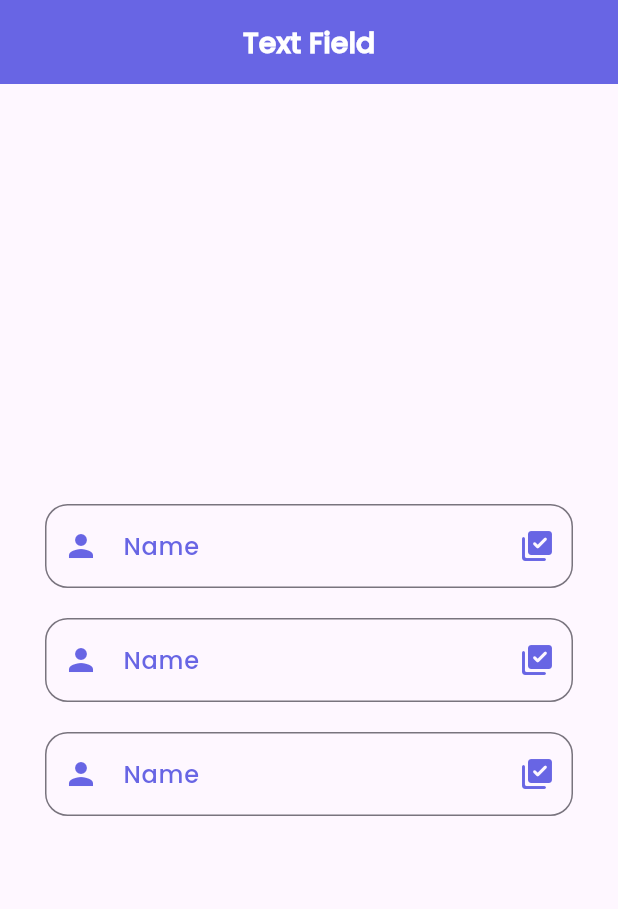
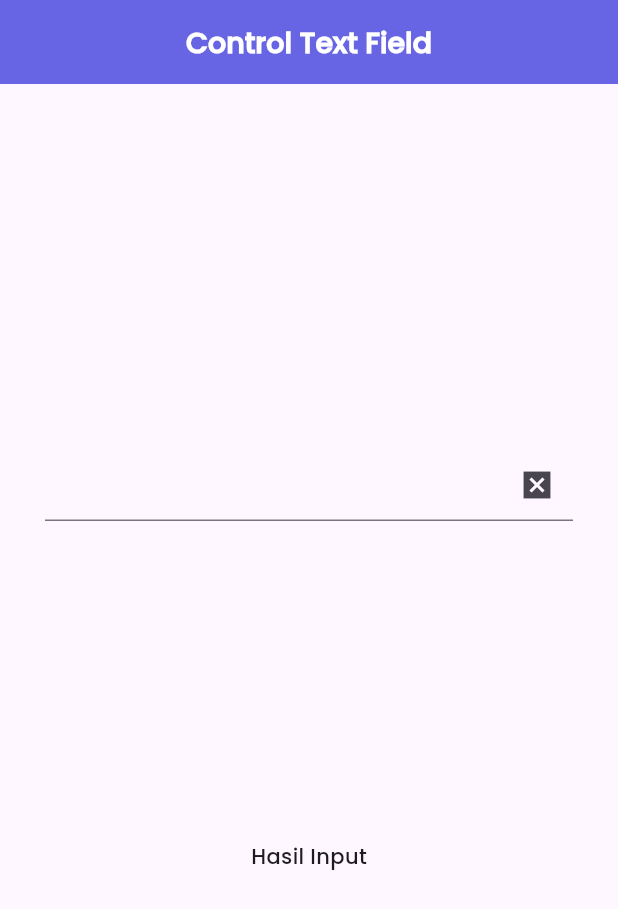
Before and after one commit to achmadsyahrian/belajar-flutter, a Flutter app: the screen it shows after launch, on a phone screen of 412 x 824 dp. Shown: the top 909 px of the screen. Run offline on Flutter 3.47's test engine with Material 3 defaults, Android fonts, the phone set to English and light mode, and no system bars; our stand-ins replace faker; missing offline and left inert: dart:html.

Commit message:
Control Text Field

```diff
--- a/lib/main.dart
+++ b/lib/main.dart
@@ -5,26 +5,56 @@ void main() {
   runApp(MyApp());
 }
 
-class MyApp extends StatelessWidget {
+class MyApp extends StatefulWidget {
+  @override
+  State<MyApp> createState() => _MyAppState();
+}
+
+class _MyAppState extends State<MyApp> {
+  final TextEditingController myController = TextEditingController();
+
+  String hasil = "Hasil Input";
 
   @override
   Widget build(BuildContext context) {
     return MaterialApp(
       debugShowCheckedModeBanner: false,
-      theme: ThemeData(fontFamily: "Poppins"),
+      theme: ThemeData(fontFamily: 'Poppins'),
       home: Scaffold(
-        appBar: appBar("Text Field"),
+        appBar: appBar("Control Text Field"),
         body: Center(
           child: Padding(
             padding: const EdgeInsets.all(30),
             child: Column(
-              mainAxisAlignment: MainAxisAlignment.center,
+              mainAxisAlignment: MainAxisAlignment.spaceEvenly,
               children: [
-                inputField(),
-                SizedBox(height: 20,),
-                inputField(),
-                SizedBox(height: 20,),
-                inputField(),
+                TextField(
+                  decoration: InputDecoration(
+                    suffixIcon: IconButton(
+                      onPressed: () {
+                        setState(() {
+                          myController.text = "";
+                          hasil = "";
+                        });
+                      } ,
+                      icon: Icon(Icons.disabled_by_default),
+                    )
+                  ),
+                  controller: myController,
+                  onChanged: (value) {
+                    setState(() {
+                      hasil = value;
+                    });
+                  } ,
+                  // onSubmitted: (value) {
+
+                  // },
+                  // onEditingComplete: () {
+                  //   print("Edit Success");
+                  //   print(myController.text);
+                  // },
+                ),
+                Text(hasil),
               ],
             ),
           ),
@@ -32,67 +62,4 @@ class MyApp extends StatelessWidget {
       ),
     );
   }
-
-  TextField inputField() {
-    return TextField(
-      // // Fitur
-      // autocorrect: true,
-      // autofocus: true,
-      // maxLength: 20,
-      // enableSuggestions: true,
-      // // enableInteractiveSelection: false,
-      // enabled: true,
-      // // obscureText: true, //password
-      // // obscuringCharacter: "*", //custom password
-      // keyboardType: TextInputType.number,
-      // cursorColor: Colors.black,
-      // textAlign: TextAlign.right,
-      // // readOnly: true,
-      showCursor: true,
-      // cursorWidth: 10,
-      // cursorRadius: Radius.circular(10),
-      textAlignVertical: TextAlignVertical.center,
-      textCapitalization: TextCapitalization.words,
-      style: TextStyle(
-        color: Color.fromARGB(221, 81, 79, 224),
-      ),
-      decoration: InputDecoration(
-        prefixIcon: Padding(
-          padding: const EdgeInsets.all(12),
-          child: Icon(Icons.person),
-        ),
-        suffixIcon: Padding(
-          padding: const EdgeInsets.all(12),
-          child: Icon(Icons.library_add_check_rounded),
-        ),
-        prefixIconColor: Color.fromARGB(221, 81, 79, 224),
-        suffixIconColor: Color.fromARGB(221, 81, 79, 224),
-        border: OutlineInputBorder(
-          borderRadius: BorderRadius.circular(15),
-          borderSide: BorderSide(
-            color: Colors.red
-          )
-        ),
-        focusedBorder: OutlineInputBorder(
-          borderRadius: BorderRadius.circular(15),
-          borderSide: BorderSide(
-            color: Color.fromARGB(221, 81, 79, 224),
-            width: 2
-          )
-        ),
-        hintText: "Achmad Syahrian", //place holder
-        hintStyle: TextStyle(
-          fontSize: 14,
-          color: Color.fromARGB(190, 172, 172, 172)
-        ),
-        labelText: "Name",
-        labelStyle: TextStyle(
-          color: Color.fromARGB(221, 81, 79, 224),
-        ),
-        floatingLabelStyle: TextStyle(
-          color: Colors.black
-        ),
-      ),
-    );
-  }
 }
```
Also changed, not shown: lib/text-field.dart (added, +98 -0 lines).
